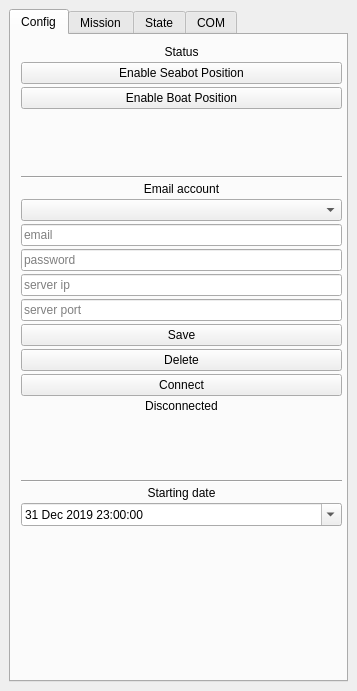
Old version of the form tools/qgis/seabot/seabot_dockwidget_base.ui in the repository ThomasLeMezo/seabot.
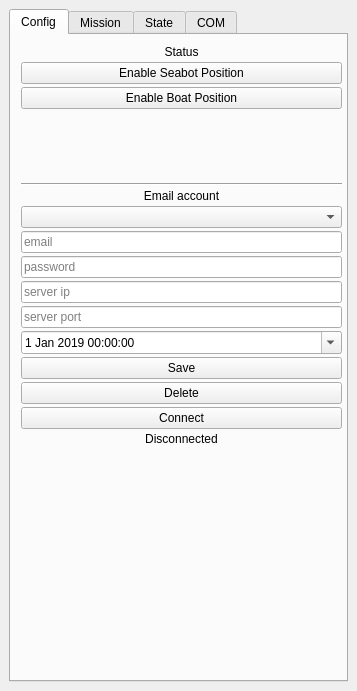
New version of the form.

```diff
--- a/tools/qgis/seabot/seabot_dockwidget_base.ui
+++ b/tools/qgis/seabot/seabot_dockwidget_base.ui
@@ -99,10 +99,10 @@
           <x>10</x>
           <y>10</y>
           <width>321</width>
-          <height>481</height>
+          <height>401</height>
          </rect>
         </property>
-        <layout class="QVBoxLayout" name="verticalLayout_2" stretch="1,0,1,0,0,0,0,0,0,0,0,0,0,0,0,0,0,0,0">
+        <layout class="QVBoxLayout" name="verticalLayout_2" stretch="1,0,1,0,0,0,0,0,0,0,0,0,0,0,0,0">
          <property name="spacing">
           <number>3</number>
          </property>
@@ -278,6 +278,36 @@
            </property>
           </widget>
          </item>
+         <item>
+          <widget class="QDateTimeEdit" name="dateTimeEdit_last_sync">
+           <property name="dateTime">
+            <datetime>
+             <hour>0</hour>
+             <minute>0</minute>
+             <second>0</second>
+             <year>2019</year>
+             <month>1</month>
+             <day>1</day>
+            </datetime>
+           </property>
+           <property name="minimumDateTime">
+            <datetime>
+             <hour>22</hour>
+             <minute>0</minute>
+             <second>0</second>
+             <year>2014</year>
+             <month>12</month>
+             <day>31</day>
+            </datetime>
+           </property>
+           <property name="calendarPopup">
+            <bool>true</bool>
+           </property>
+           <property name="timeSpec">
+            <enum>Qt::UTC</enum>
+           </property>
+          </widget>
+         </item>
          <item>
           <widget class="QPushButton" name="pushButton_server_save">
            <property name="text">
@@ -315,66 +345,6 @@
            </property>
           </widget>
          </item>
-         <item>
-          <spacer name="verticalSpacer_2">
-           <property name="orientation">
-            <enum>Qt::Vertical</enum>
-           </property>
-           <property name="sizeHint" stdset="0">
-            <size>
-             <width>20</width>
-             <height>10</height>
-            </size>
-           </property>
-          </spacer>
-         </item>
-         <item>
-          <widget class="Line" name="line_2">
-           <property name="orientation">
-            <enum>Qt::Horizontal</enum>
-           </property>
-          </widget>
-         </item>
-         <item>
-          <widget class="QLabel" name="label_8">
-           <property name="text">
-            <string>Starting date</string>
-           </property>
-           <property name="alignment">
-            <set>Qt::AlignCenter</set>
-           </property>
-          </widget>
-         </item>
-         <item>
-          <widget class="QDateTimeEdit" name="dateTimeEdit">
-           <property name="dateTime">
-            <datetime>
-             <hour>23</hour>
-             <minute>0</minute>
-             <second>0</second>
-             <year>2019</year>
-             <month>12</month>
-             <day>31</day>
-            </datetime>
-           </property>
-           <property name="minimumDateTime">
-            <datetime>
-             <hour>23</hour>
-             <minute>0</minute>
-             <second>0</second>
-             <year>2014</year>
-             <month>12</month>
-             <day>31</day>
-            </datetime>
-           </property>
-           <property name="calendarPopup">
-            <bool>true</bool>
-           </property>
-           <property name="timeSpec">
-            <enum>Qt::UTC</enum>
-           </property>
-          </widget>
-         </item>
         </layout>
        </widget>
       </widget>
```
